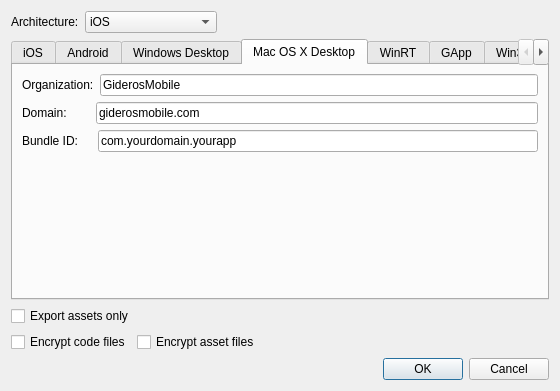
The window that ui/exportprojectdialog.ui (gideros/gideros) describes before a commit, drawn with Qt 5.
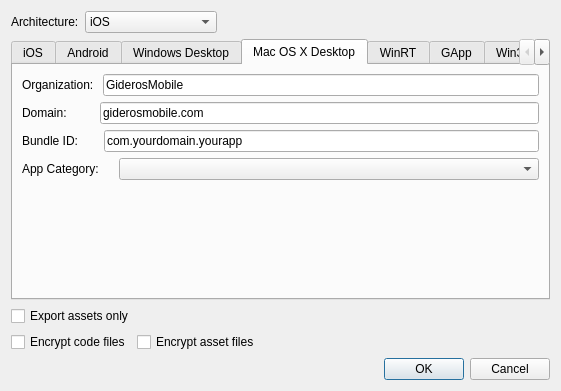
The same window after the commit. The open tabs and pages were chosen to show the change.

Commit message: [osx] add app category

The edit to the form file:
```diff
--- a/ui/exportprojectdialog.ui
+++ b/ui/exportprojectdialog.ui
@@ -6,7 +6,7 @@
    <rect>
     <x>0</x>
     <y>0</y>
-    <width>560</width>
+    <width>561</width>
     <height>391</height>
    </rect>
   </property>
@@ -291,7 +291,7 @@
          <item>
           <widget class="QLabel" name="label">
            <property name="text">
-            <string>Organization:</string>
+            <string>Organization: </string>
            </property>
           </widget>
          </item>
@@ -309,7 +309,7 @@
          <item>
           <widget class="QLabel" name="label">
            <property name="text">
-            <string>Domain:       </string>
+            <string>Domain:        </string>
            </property>
           </widget>
          </item>
@@ -327,7 +327,7 @@
          <item>
           <widget class="QLabel" name="label">
            <property name="text">
-            <string>Bundle ID:    </string>
+            <string>Bundle ID:      </string>
            </property>
           </widget>
          </item>
@@ -340,6 +340,33 @@
          </item>
         </layout>
        </item>
+       <item>
+        <layout class="QHBoxLayout" name="horizontalLayout_32">
+         <item>
+          <widget class="QLabel" name="label">
+           <property name="text">
+            <string>App Category:</string>
+           </property>
+          </widget>
+         </item>
+         <item>
+          <widget class="QComboBox" name="osx_category">
+           <property name="minimumSize">
+            <size>
+             <width>420</width>
+             <height>0</height>
+            </size>
+           </property>
+           <property name="focusPolicy">
+            <enum>Qt::TabFocus</enum>
+           </property>
+           <property name="currentIndex">
+            <number>-1</number>
+           </property>
+          </widget>
+         </item>
+        </layout>
+       </item>
        <item>
         <spacer name="verticalSpacer">
          <property name="orientation">
```
The commit also changes 6 other files.
